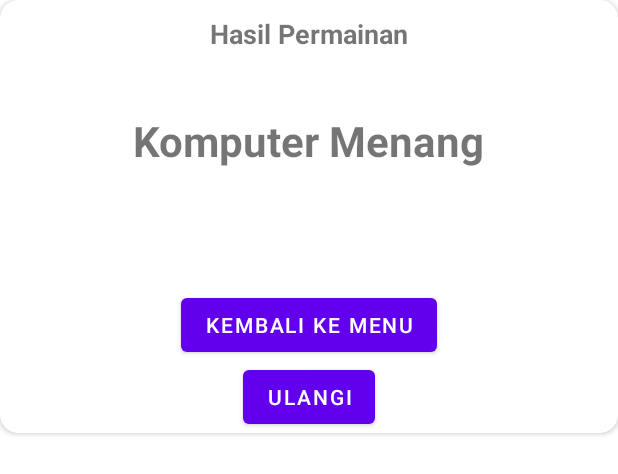
After one commit to rizkibinar/ContohHomeGame, an Android app: the layout dialog_winner.xml on its own in the app's theme, with its tools: preview values and no code run, on a phone screen of 412 x 824 dp. The commit adds this screen. Shown: the top 474 px of the screen. Run offline under Robolectric (Android 15) with nearby library versions, the phone set to English and light mode, and no system bars.

Commit message:
add custom dialog for winning

```diff
--- a/app/src/main/java/id/co/rizki/gamesuitnext/game/GameActivity.kt
+++ b/app/src/main/java/id/co/rizki/gamesuitnext/game/GameActivity.kt
@@ -1,8 +1,12 @@
 package id.co.rizki.gamesuitnext.game
 
+import android.app.AlertDialog
+import android.app.Dialog
 import androidx.appcompat.app.AppCompatActivity
 import android.os.Bundle
 import android.util.Log
+import android.view.LayoutInflater
+import android.widget.Button
 import android.widget.ImageView
 import android.widget.TextView
 import android.widget.Toast
@@ -146,6 +150,34 @@ class GameActivity : AppCompatActivity() {
         textRefresh.text = "Refresh" // +1 string udah di extract, memudahkan translate
         Toast.makeText(this, getTextResult, Toast.LENGTH_SHORT).show()
         logD("Result = $getTextResult")
+
+        val dialogBuilder = AlertDialog.Builder(this)
+
+        val viewCustom = LayoutInflater.from(this).inflate(R.layout.dialog_winner, null, false)
+
+        dialogBuilder.setView(viewCustom)
+
+        val dialog = dialogBuilder.create()
+
+        val btnRefresh = viewCustom.findViewById<Button>(R.id.btn_refresh)
+        val btnBack = viewCustom.findViewById<Button>(R.id.btn_back)
+        val tvResult = viewCustom.findViewById<TextView>(R.id.tv_result)
+
+        tvResult.text = getTextResult
+
+        btnRefresh.setOnClickListener {
+            dialog.dismiss()
+            clearView()
+        }
+
+        btnBack.setOnClickListener {
+            finish()
+        }
+        dialog.window?.setBackgroundDrawableResource(android.R.color.transparent);
+
+        dialog.show()
+
+
     }
 
 
--- /dev/null
+++ b/app/src/main/res/layout/dialog_winner.xml
@@ -0,0 +1,60 @@
+<?xml version="1.0" encoding="utf-8"?>
+<androidx.cardview.widget.CardView xmlns:android="http://schemas.android.com/apk/res/android"
+    xmlns:app="http://schemas.android.com/apk/res-auto"
+    android:background="@android:color/transparent"
+    app:cardCornerRadius="12dp"
+    app:cardBackgroundColor="@color/white"
+    android:layout_width="match_parent"
+    android:layout_height="wrap_content">
+
+    <androidx.constraintlayout.widget.ConstraintLayout
+        android:layout_width="match_parent"
+        android:layout_height="wrap_content">
+
+        <TextView
+            android:id="@+id/textView2"
+            android:layout_width="wrap_content"
+            android:layout_height="wrap_content"
+            android:layout_marginTop="10dp"
+            android:text="Hasil Permainan"
+            android:textSize="18sp"
+            android:textStyle="bold"
+            app:layout_constraintEnd_toEndOf="parent"
+            app:layout_constraintStart_toStartOf="parent"
+            app:layout_constraintTop_toTopOf="parent" />
+
+        <TextView
+            android:id="@+id/tv_result"
+            android:layout_width="wrap_content"
+            android:layout_height="wrap_content"
+            android:layout_marginTop="40dp"
+            android:text="Komputer Menang"
+            android:textSize="28sp"
+            android:textStyle="bold"
+            app:layout_constraintEnd_toEndOf="parent"
+            app:layout_constraintStart_toStartOf="parent"
+            app:layout_constraintTop_toBottomOf="@+id/textView2" />
+
+
+        <Button
+            android:id="@+id/btn_back"
+            android:layout_width="wrap_content"
+            android:layout_height="wrap_content"
+            android:layout_marginTop="80dp"
+            android:text="Kembali Ke Menu"
+            app:layout_constraintEnd_toEndOf="@+id/tv_result"
+            app:layout_constraintStart_toStartOf="@+id/tv_result"
+            app:layout_constraintTop_toBottomOf="@+id/tv_result" />
+
+        <Button
+            android:id="@+id/btn_refresh"
+            android:layout_width="wrap_content"
+            android:layout_height="wrap_content"
+            android:text="Ulangi"
+            app:layout_constraintEnd_toEndOf="@+id/tv_result"
+            app:layout_constraintStart_toStartOf="@+id/tv_result"
+            app:layout_constraintTop_toBottomOf="@+id/btn_back" />
+
+    </androidx.constraintlayout.widget.ConstraintLayout>
+
+</androidx.cardview.widget.CardView>
```
